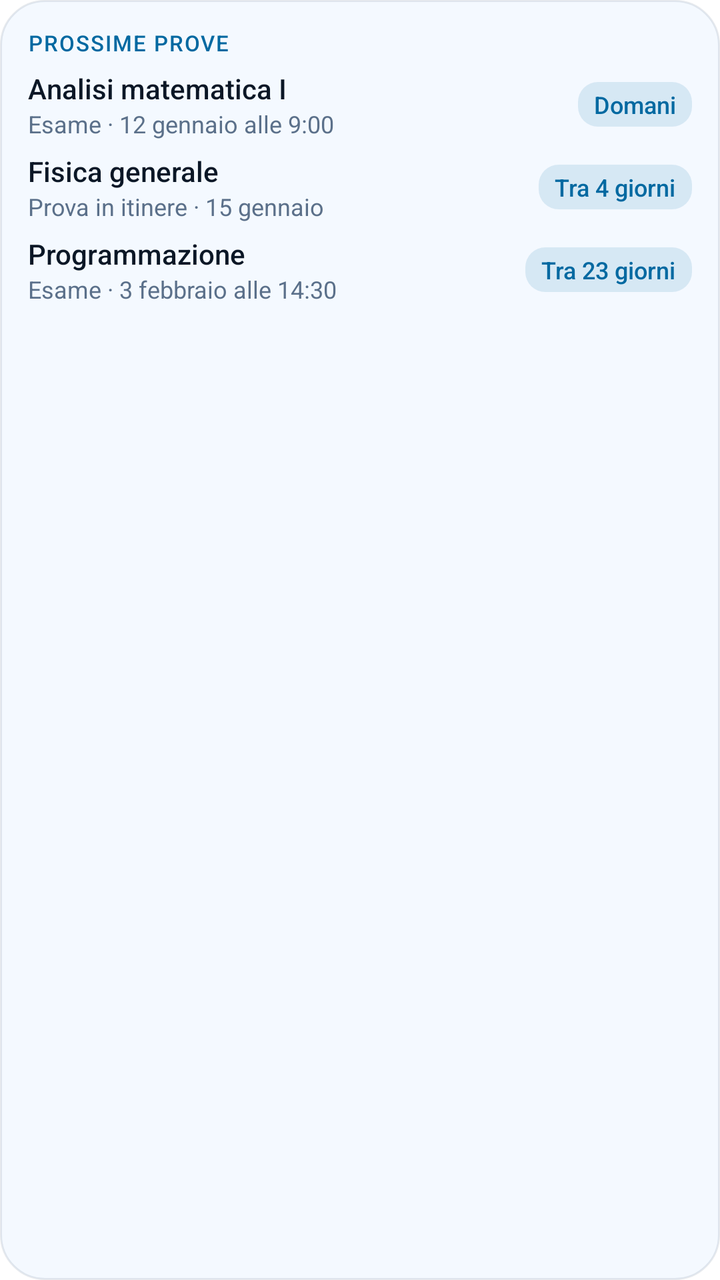
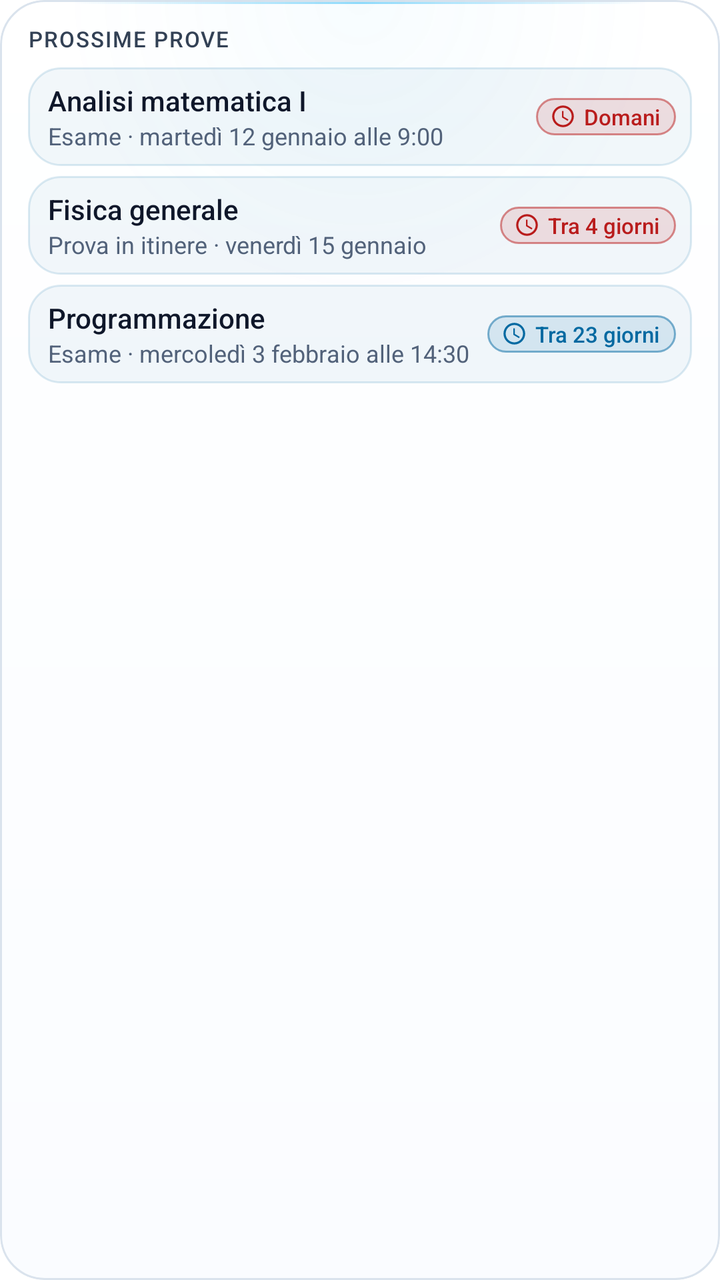

Before-and-after screenshots of an Android layout around one commit, followed by the original layout XML and the change that was made.
<!-- AndroidManifest.xml: fallback theme Theme.MaterialComponents.DayNight.NoActionBar -->
<!-- res/layout/widget_prossime_prove_preview.xml -->
<?xml version="1.0" encoding="utf-8"?>
<LinearLayout xmlns:android="http://schemas.android.com/apk/res/android"
    android:id="@+id/widget_root"
    android:layout_width="match_parent"
    android:layout_height="match_parent"
    android:background="@drawable/widget_background"
    android:orientation="vertical"
    android:padding="14dp">

    <TextView
        android:id="@+id/widget_title"
        android:layout_width="match_parent"
        android:layout_height="wrap_content"
        android:fontFamily="sans-serif-medium"
        android:letterSpacing="0.06"
        android:maxLines="1"
        android:text="@string/widget_prossime_prove_nome"
        android:textAllCaps="true"
        android:textColor="@color/widget_accent"
        android:textSize="11sp" />

    <LinearLayout
        android:id="@+id/exam_row_1"
        android:layout_width="match_parent"
        android:layout_height="wrap_content"
        android:layout_marginTop="6dp"
        android:gravity="center_vertical"
        android:orientation="horizontal">

        <LinearLayout
            android:layout_width="0dp"
            android:layout_height="wrap_content"
            android:layout_weight="1"
            android:orientation="vertical">

            <TextView
                android:id="@+id/exam_title_1"
                android:layout_width="match_parent"
                android:layout_height="wrap_content"
                android:ellipsize="end"
                android:fontFamily="sans-serif-medium"
                android:maxLines="1"
                android:text="Analisi matematica I"
                android:textColor="@color/widget_text"
                android:textSize="14sp" />

            <TextView
                android:id="@+id/exam_when_1"
                android:layout_width="match_parent"
                android:layout_height="wrap_content"
                android:ellipsize="end"
                android:maxLines="1"
                android:text="Esame · 12 gennaio alle 9:00"
                android:textColor="@color/widget_text_muted"
                android:textSize="12sp" />
        </LinearLayout>

        <TextView
            android:id="@+id/exam_days_1"
            android:layout_width="wrap_content"
            android:layout_height="wrap_content"
            android:layout_marginStart="8dp"
            android:background="@drawable/widget_badge"
            android:fontFamily="sans-serif-medium"
            android:maxLines="1"
            android:paddingStart="8dp"
            android:paddingTop="3dp"
            android:paddingEnd="8dp"
            android:paddingBottom="3dp"
            android:text="Domani"
            android:textColor="@color/widget_accent"
            android:textSize="12sp" />
    </LinearLayout>

    <LinearLayout
        android:id="@+id/exam_row_2"
        android:layout_width="match_parent"
        android:layout_height="wrap_content"
        android:layout_marginTop="6dp"
        android:gravity="center_vertical"
        android:orientation="horizontal">

        <LinearLayout
            android:layout_width="0dp"
            android:layout_height="wrap_content"
            android:layout_weight="1"
            android:orientation="vertical">

            <TextView
                android:id="@+id/exam_title_2"
                android:layout_width="match_parent"
                android:layout_height="wrap_content"
                android:ellipsize="end"
                android:fontFamily="sans-serif-medium"
                android:maxLines="1"
                android:text="Fisica generale"
                android:textColor="@color/widget_text"
                android:textSize="14sp" />

            <TextView
                android:id="@+id/exam_when_2"
                android:layout_width="match_parent"
                android:layout_height="wrap_content"
                android:ellipsize="end"
                android:maxLines="1"
                android:text="Prova in itinere · 15 gennaio"
                android:textColor="@color/widget_text_muted"
                android:textSize="12sp" />
        </LinearLayout>

        <TextView
            android:id="@+id/exam_days_2"
            android:layout_width="wrap_content"
            android:layout_height="wrap_content"
            android:layout_marginStart="8dp"
            android:background="@drawable/widget_badge"
            android:fontFamily="sans-serif-medium"
            android:maxLines="1"
            android:paddingStart="8dp"
            android:paddingTop="3dp"
            android:paddingEnd="8dp"
            android:paddingBottom="3dp"
            android:text="Tra 4 giorni"
            android:textColor="@color/widget_accent"
            android:textSize="12sp" />
    </LinearLayout>

    <LinearLayout
        android:id="@+id/exam_row_3"
        android:layout_width="match_parent"
        android:layout_height="wrap_content"
        android:layout_marginTop="6dp"
        android:gravity="center_vertical"
        android:orientation="horizontal">

        <LinearLayout
            android:layout_width="0dp"
            android:layout_height="wrap_content"
            android:layout_weight="1"
            android:orientation="vertical">

            <TextView
                android:id="@+id/exam_title_3"
                android:layout_width="match_parent"
                android:layout_height="wrap_content"
                android:ellipsize="end"
                android:fontFamily="sans-serif-medium"
                android:maxLines="1"
                android:text="Programmazione"
                android:textColor="@color/widget_text"
                android:textSize="14sp" />

            <TextView
                android:id="@+id/exam_when_3"
                android:layout_width="match_parent"
                android:layout_height="wrap_content"
                android:ellipsize="end"
                android:maxLines="1"
                android:text="Esame · 3 febbraio alle 14:30"
                android:textColor="@color/widget_text_muted"
                android:textSize="12sp" />
        </LinearLayout>

        <TextView
            android:id="@+id/exam_days_3"
            android:layout_width="wrap_content"
            android:layout_height="wrap_content"
            android:layout_marginStart="8dp"
            android:background="@drawable/widget_badge"
            android:fontFamily="sans-serif-medium"
            android:maxLines="1"
            android:paddingStart="8dp"
            android:paddingTop="3dp"
            android:paddingEnd="8dp"
            android:paddingBottom="3dp"
            android:text="Tra 23 giorni"
            android:textColor="@color/widget_accent"
            android:textSize="12sp" />
    </LinearLayout>

    <TextView
        android:id="@+id/exam_empty"
        android:layout_width="match_parent"
        android:layout_height="wrap_content"
        android:layout_marginTop="8dp"
        android:text="@string/widget_prossime_prove_vuoto"
        android:textColor="@color/widget_text_muted"
        android:textSize="13sp"
        android:visibility="gone" />
</LinearLayout>
<!-- resources referenced by this layout -->
<resources>
  <color name="widget_text">#FF0B1726</color>
  <color name="widget_text_muted">#FF5B708A</color>
  <!-- drawable widget_background (drawable) -->
  <?xml version="1.0" encoding="utf-8"?>
  <shape xmlns:android="http://schemas.android.com/apk/res/android"
      android:shape="rectangle">
      <solid android:color="@color/widget_background" />
      <stroke android:width="1dp" android:color="@color/widget_border" />
      <corners android:radius="22dp" />
  </shape>
  <!-- drawable widget_badge (drawable) -->
  <?xml version="1.0" encoding="utf-8"?>
  <shape xmlns:android="http://schemas.android.com/apk/res/android"
      android:shape="rectangle">
      <solid android:color="@color/widget_badge" />
      <corners android:radius="10dp" />
  </shape>
  <string name="widget_prossime_prove_vuoto">Nessuna prova in programma</string>
  <color name="widget_background">#F2F4F9FF</color>
  <color name="widget_border">#1A0F2A4D</color>
  <color name="widget_badge">#1F0369A1</color>
  <!-- unchanged entries left out for length: 2 -->
</resources>

<!-- the commit's change to res/layout/widget_prossime_prove_preview.xml (unified diff, before → after) -->
@@ -1,31 +1,39 @@
 <?xml version="1.0" encoding="utf-8"?>
 <LinearLayout xmlns:android="http://schemas.android.com/apk/res/android"
-    android:id="@+id/widget_root"
+    android:id="@android:id/background"
     android:layout_width="match_parent"
     android:layout_height="match_parent"
     android:background="@drawable/widget_background"
+    android:clipToOutline="true"
     android:orientation="vertical"
-    android:padding="14dp">
+    android:paddingStart="14dp"
+    android:paddingTop="12dp"
+    android:paddingEnd="14dp"
+    android:paddingBottom="12dp">
 
     <TextView
-        android:id="@+id/widget_title"
         android:layout_width="match_parent"
         android:layout_height="wrap_content"
         android:fontFamily="sans-serif-medium"
         android:letterSpacing="0.06"
         android:maxLines="1"
+        android:paddingBottom="2dp"
         android:text="@string/widget_prossime_prove_nome"
         android:textAllCaps="true"
-        android:textColor="@color/widget_accent"
+        android:textColor="@color/widget_text_secondary"
         android:textSize="11sp" />
 
     <LinearLayout
-        android:id="@+id/exam_row_1"
         android:layout_width="match_parent"
         android:layout_height="wrap_content"
-        android:layout_marginTop="6dp"
+        android:layout_marginTop="5dp"
+        android:background="@drawable/widget_inner"
         android:gravity="center_vertical"
-        android:orientation="horizontal">
+        android:orientation="horizontal"
+        android:paddingStart="10dp"
+        android:paddingTop="7dp"
+        android:paddingEnd="8dp"
+        android:paddingBottom="7dp">
 
         <LinearLayout
             android:layout_width="0dp"
@@ -34,7 +42,6 @@
             android:orientation="vertical">
 
             <TextView
-                android:id="@+id/exam_title_1"
                 android:layout_width="match_parent"
                 android:layout_height="wrap_content"
                 android:ellipsize="end"
@@ -45,40 +52,45 @@
                 android:textSize="14sp" />
 
             <TextView
-                android:id="@+id/exam_when_1"
                 android:layout_width="match_parent"
                 android:layout_height="wrap_content"
                 android:ellipsize="end"
                 android:maxLines="1"
-                android:text="Esame · 12 gennaio alle 9:00"
+                android:text="Esame · martedì 12 gennaio alle 9:00"
                 android:textColor="@color/widget_text_muted"
                 android:textSize="12sp" />
         </LinearLayout>
 
         <TextView
-            android:id="@+id/exam_days_1"
             android:layout_width="wrap_content"
             android:layout_height="wrap_content"
             android:layout_marginStart="8dp"
-            android:background="@drawable/widget_badge"
+            android:background="@drawable/widget_badge_urgent"
+            android:drawableStart="@drawable/ic_widget_schedule_urgent"
+            android:drawablePadding="4dp"
             android:fontFamily="sans-serif-medium"
+            android:gravity="center_vertical"
             android:maxLines="1"
-            android:paddingStart="8dp"
-            android:paddingTop="3dp"
+            android:paddingStart="7dp"
+            android:paddingTop="2dp"
             android:paddingEnd="8dp"
-            android:paddingBottom="3dp"
+            android:paddingBottom="2dp"
             android:text="Domani"
-            android:textColor="@color/widget_accent"
-            android:textSize="12sp" />
+            android:textColor="@color/widget_urgent"
+            android:textSize="11sp" />
     </LinearLayout>
 
     <LinearLayout
-        android:id="@+id/exam_row_2"
         android:layout_width="match_parent"
         android:layout_height="wrap_content"
-        android:layout_marginTop="6dp"
+        android:layout_marginTop="5dp"
+        android:background="@drawable/widget_inner"
         android:gravity="center_vertical"
-        android:orientation="horizontal">
+        android:orientation="horizontal"
+        android:paddingStart="10dp"
+        android:paddingTop="7dp"
+        android:paddingEnd="8dp"
+        android:paddingBottom="7dp">
 
         <LinearLayout
             android:layout_width="0dp"
@@ -87,7 +99,6 @@
             android:orientation="vertical">
 
             <TextView
-                android:id="@+id/exam_title_2"
                 android:layout_width="match_parent"
                 android:layout_height="wrap_content"
                 android:ellipsize="end"
@@ -98,40 +109,45 @@
                 android:textSize="14sp" />
 
             <TextView
-                android:id="@+id/exam_when_2"
                 android:layout_width="match_parent"
                 android:layout_height="wrap_content"
                 android:ellipsize="end"
                 android:maxLines="1"
-                android:text="Prova in itinere · 15 gennaio"
+                android:text="Prova in itinere · venerdì 15 gennaio"
                 android:textColor="@color/widget_text_muted"
                 android:textSize="12sp" />
         </LinearLayout>
 
         <TextView
-            android:id="@+id/exam_days_2"
             android:layout_width="wrap_content"
             android:layout_height="wrap_content"
             android:layout_marginStart="8dp"
-            android:background="@drawable/widget_badge"
+            android:background="@drawable/widget_badge_urgent"
+            android:drawableStart="@drawable/ic_widget_schedule_urgent"
+            android:drawablePadding="4dp"
             android:fontFamily="sans-serif-medium"
+            android:gravity="center_vertical"
             android:maxLines="1"
-            android:paddingStart="8dp"
-            android:paddingTop="3dp"
+            android:paddingStart="7dp"
+            android:paddingTop="2dp"
             android:paddingEnd="8dp"
-            android:paddingBottom="3dp"
+            android:paddingBottom="2dp"
             android:text="Tra 4 giorni"
-            android:textColor="@color/widget_accent"
-            android:textSize="12sp" />
+            android:textColor="@color/widget_urgent"
+            android:textSize="11sp" />
     </LinearLayout>
 
     <LinearLayout
-        android:id="@+id/exam_row_3"
         android:layout_width="match_parent"
         android:layout_height="wrap_content"
-        android:layout_marginTop="6dp"
+        android:layout_marginTop="5dp"
+        android:background="@drawable/widget_inner"
         android:gravity="center_vertical"
-        android:orientation="horizontal">
+        android:orientation="horizontal"
+        android:paddingStart="10dp"
+        android:paddingTop="7dp"
+        android:paddingEnd="8dp"
+        android:paddingBottom="7dp">
 
         <LinearLayout
             android:layout_width="0dp"
@@ -140,7 +156,6 @@
             android:orientation="vertical">
 
             <TextView
-                android:id="@+id/exam_title_3"
                 android:layout_width="match_parent"
                 android:layout_height="wrap_content"
                 android:ellipsize="end"
@@ -151,40 +166,31 @@
                 android:textSize="14sp" />
 
             <TextView
-                android:id="@+id/exam_when_3"
                 android:layout_width="match_parent"
                 android:layout_height="wrap_content"
                 android:ellipsize="end"
                 android:maxLines="1"
-                android:text="Esame · 3 febbraio alle 14:30"
+                android:text="Esame · mercoledì 3 febbraio alle 14:30"
                 android:textColor="@color/widget_text_muted"
                 android:textSize="12sp" />
         </LinearLayout>
 
         <TextView
-            android:id="@+id/exam_days_3"
             android:layout_width="wrap_content"
             android:layout_height="wrap_content"
             android:layout_marginStart="8dp"
             android:background="@drawable/widget_badge"
+            android:drawableStart="@drawable/ic_widget_schedule"
+            android:drawablePadding="4dp"
             android:fontFamily="sans-serif-medium"
+            android:gravity="center_vertical"
             android:maxLines="1"
-            android:paddingStart="8dp"
-            android:paddingTop="3dp"
+            android:paddingStart="7dp"
+            android:paddingTop="2dp"
             android:paddingEnd="8dp"
-            android:paddingBottom="3dp"
+            android:paddingBottom="2dp"
             android:text="Tra 23 giorni"
             android:textColor="@color/widget_accent"
-            android:textSize="12sp" />
+            android:textSize="11sp" />
     </LinearLayout>
-
-    <TextView
-        android:id="@+id/exam_empty"
-        android:layout_width="match_parent"
-        android:layout_height="wrap_content"
-        android:layout_marginTop="8dp"
-        android:text="@string/widget_prossime_prove_vuoto"
-        android:textColor="@color/widget_text_muted"
-        android:textSize="13sp"
-        android:visibility="gone" />
 </LinearLayout>
<!-- resource entries referenced after the edit -->
@@ -1,26 +1,118 @@
 <!-- resources referenced by this layout -->
 <resources>
-  <color name="widget_text">#FF0B1726</color>
-  <color name="widget_text_muted">#FF5B708A</color>
+  <color name="widget_text">#FF0F172A</color>
+  <color name="widget_text_muted">#FF52627A</color>
+  <color name="widget_text_secondary">#FF334155</color>
+  <color name="widget_urgent">#FFB91C1C</color>
+  <!-- drawable ic_widget_schedule (drawable) -->
+  <?xml version="1.0" encoding="utf-8"?>
+  <vector xmlns:android="http://schemas.android.com/apk/res/android"
+      android:width="13dp"
+      android:height="13dp"
+      android:viewportWidth="24"
+      android:viewportHeight="24">
+      <path
+          android:fillColor="@color/widget_accent"
+          android:pathData="M11.99,2C6.47,2 2,6.48 2,12s4.47,10 9.99,10C17.52,22 22,17.52 22,12S17.52,2 11.99,2zM12,20c-4.42,0 -8,-3.58 -8,-8s3.58,-8 8,-8 8,3.58 8,8 -3.58,8 -8,8zM12.5,7H11v6l5.25,3.15 0.75,-1.23 -4.5,-2.67z" />
+  </vector>
+  <!-- drawable ic_widget_schedule_urgent (drawable) -->
+  <?xml version="1.0" encoding="utf-8"?>
+  <vector xmlns:android="http://schemas.android.com/apk/res/android"
+      android:width="13dp"
+      android:height="13dp"
+      android:viewportWidth="24"
+      android:viewportHeight="24">
+      <path
+          android:fillColor="@color/widget_urgent"
+          android:pathData="M11.99,2C6.47,2 2,6.48 2,12s4.47,10 9.99,10C17.52,22 22,17.52 22,12S17.52,2 11.99,2zM12,20c-4.42,0 -8,-3.58 -8,-8s3.58,-8 8,-8 8,3.58 8,8 -3.58,8 -8,8zM12.5,7H11v6l5.25,3.15 0.75,-1.23 -4.5,-2.67z" />
+  </vector>
   <!-- drawable widget_background (drawable) -->
   <?xml version="1.0" encoding="utf-8"?>
-  <shape xmlns:android="http://schemas.android.com/apk/res/android"
-      android:shape="rectangle">
-      <solid android:color="@color/widget_background" />
-      <stroke android:width="1dp" android:color="@color/widget_border" />
-      <corners android:radius="22dp" />
-  </shape>
+  <layer-list xmlns:android="http://schemas.android.com/apk/res/android">
+      <item>
+          <shape android:shape="rectangle">
+              <gradient
+                  android:angle="270"
+                  android:centerColor="@color/widget_bg_mid"
+                  android:centerY="0.34"
+                  android:endColor="@color/widget_bg_bottom"
+                  android:startColor="@color/widget_bg_top" />
+              <stroke
+                  android:width="1dp"
+                  android:color="@color/widget_border" />
+              <corners android:radius="22dp" />
+          </shape>
+      </item>
+      <item>
+          <shape android:shape="rectangle">
+              <gradient
+                  android:centerX="0.5"
+                  android:centerY="0"
+                  android:endColor="@color/widget_spot_end"
+                  android:gradientRadius="150dp"
+                  android:startColor="@color/widget_spot"
+                  android:type="radial" />
+              <corners android:radius="22dp" />
+          </shape>
+      </item>
+      <item
+          android:height="1dp"
+          android:gravity="top|fill_horizontal"
+          android:left="36dp"
+          android:right="36dp"
+          android:top="1dp">
+          <shape android:shape="rectangle">
+              <gradient
+                  android:angle="0"
+                  android:centerColor="@color/widget_light_line"
+                  android:endColor="#00FFFFFF"
+                  android:startColor="#00FFFFFF" />
+          </shape>
+      </item>
+  </layer-list>
   <!-- drawable widget_badge (drawable) -->
   <?xml version="1.0" encoding="utf-8"?>
   <shape xmlns:android="http://schemas.android.com/apk/res/android"
       android:shape="rectangle">
-      <solid android:color="@color/widget_badge" />
-      <corners android:radius="10dp" />
+      <solid android:color="@color/widget_chip" />
+      <stroke
+          android:width="1dp"
+          android:color="@color/widget_chip_border" />
+      <corners android:radius="12dp" />
   </shape>
-  <string name="widget_prossime_prove_vuoto">Nessuna prova in programma</string>
-  <color name="widget_background">#F2F4F9FF</color>
-  <color name="widget_border">#1A0F2A4D</color>
-  <color name="widget_badge">#1F0369A1</color>
+  <!-- drawable widget_badge_urgent (drawable) -->
+  <?xml version="1.0" encoding="utf-8"?>
+  <shape xmlns:android="http://schemas.android.com/apk/res/android"
+      android:shape="rectangle">
+      <solid android:color="@color/widget_chip_urgent" />
+      <stroke
+          android:width="1dp"
+          android:color="@color/widget_chip_urgent_border" />
+      <corners android:radius="12dp" />
+  </shape>
+  <!-- drawable widget_inner (drawable) -->
+  <?xml version="1.0" encoding="utf-8"?>
+  <shape xmlns:android="http://schemas.android.com/apk/res/android"
+      android:shape="rectangle">
+      <solid android:color="@color/widget_inner" />
+      <stroke
+          android:width="1dp"
+          android:color="@color/widget_inner_border" />
+      <corners android:radius="16dp" />
+  </shape>
+  <color name="widget_bg_mid">#F7FDFEFF</color>
+  <color name="widget_bg_bottom">#F7FAFCFF</color>
+  <color name="widget_bg_top">#F7FFFFFF</color>
+  <color name="widget_border">#FFDAE3ED</color>
+  <color name="widget_spot_end">#0038BDF8</color>
+  <color name="widget_spot">#0A38BDF8</color>
+  <color name="widget_light_line">#8C38BDF8</color>
+  <color name="widget_chip">#1F0369A1</color>
+  <color name="widget_chip_border">#800369A1</color>
+  <color name="widget_chip_urgent">#1FB91C1C</color>
+  <color name="widget_chip_urgent_border">#80B91C1C</color>
+  <color name="widget_inner">#0D0369A1</color>
+  <color name="widget_inner_border">#240369A1</color>
   <!-- unchanged entries left out for length: 2 -->
 </resources>
 
